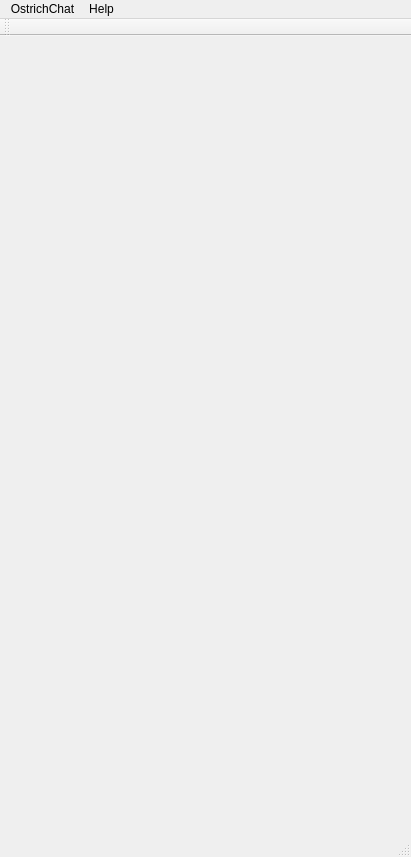
This is Forms/OstrichChat.ui in melalawi/OstrichChat as Qt 5 draws it before an edit. The edited form follows.
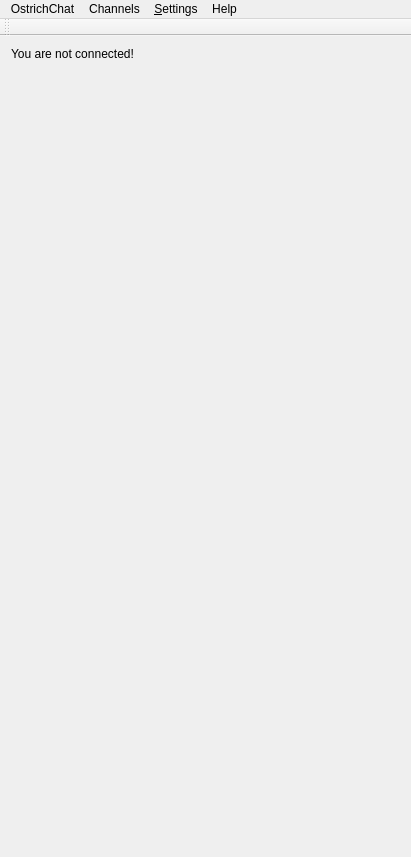
This is the edited form.

```diff
--- a/Forms/OstrichChat.ui
+++ b/Forms/OstrichChat.ui
@@ -19,7 +19,47 @@
   <property name="windowTitle">
    <string>OstrichChat</string>
   </property>
-  <widget class="QWidget" name="centralWidget"/>
+  <widget class="QWidget" name="centralWidget">
+   <layout class="QGridLayout" name="gridLayout_2">
+    <item row="0" column="0">
+     <layout class="QGridLayout" name="centralGridLayout">
+      <item row="0" column="0" alignment="Qt::AlignTop">
+       <widget class="QLabel" name="subtitleLabel">
+        <property name="sizePolicy">
+         <sizepolicy hsizetype="Minimum" vsizetype="Minimum">
+          <horstretch>0</horstretch>
+          <verstretch>0</verstretch>
+         </sizepolicy>
+        </property>
+        <property name="maximumSize">
+         <size>
+          <width>16777215</width>
+          <height>25</height>
+         </size>
+        </property>
+        <property name="text">
+         <string>You are not connected!</string>
+        </property>
+       </widget>
+      </item>
+      <item row="1" column="0">
+       <layout class="QGridLayout" name="subcontentGridLayout"/>
+      </item>
+     </layout>
+    </item>
+   </layout>
+  </widget>
+  <widget class="QToolBar" name="toolBar">
+   <property name="windowTitle">
+    <string>toolBar</string>
+   </property>
+   <attribute name="toolBarArea">
+    <enum>TopToolBarArea</enum>
+   </attribute>
+   <attribute name="toolBarBreak">
+    <bool>false</bool>
+   </attribute>
+  </widget>
   <widget class="QMenuBar" name="menuBar">
    <property name="geometry">
     <rect>
@@ -46,21 +86,23 @@
     </property>
     <addaction name="actionAbout"/>
    </widget>
+   <widget class="QMenu" name="menuSettings">
+    <property name="title">
+     <string>&amp;Settings</string>
+    </property>
+    <addaction name="actionOptions"/>
+   </widget>
+   <widget class="QMenu" name="menuChannels">
+    <property name="title">
+     <string>Channels</string>
+    </property>
+    <addaction name="actionJoinChannel"/>
+   </widget>
    <addaction name="menuOstrichChat"/>
+   <addaction name="menuChannels"/>
+   <addaction name="menuSettings"/>
    <addaction name="menuHelp"/>
   </widget>
-  <widget class="QStatusBar" name="statusBar"/>
-  <widget class="QToolBar" name="toolBar">
-   <property name="windowTitle">
-    <string>toolBar</string>
-   </property>
-   <attribute name="toolBarArea">
-    <enum>TopToolBarArea</enum>
-   </attribute>
-   <attribute name="toolBarBreak">
-    <bool>false</bool>
-   </attribute>
-  </widget>
   <action name="actionExit">
    <property name="text">
     <string>Exit</string>
```
Left out of the diff: 20 changed lines with no effect on the pictures.
